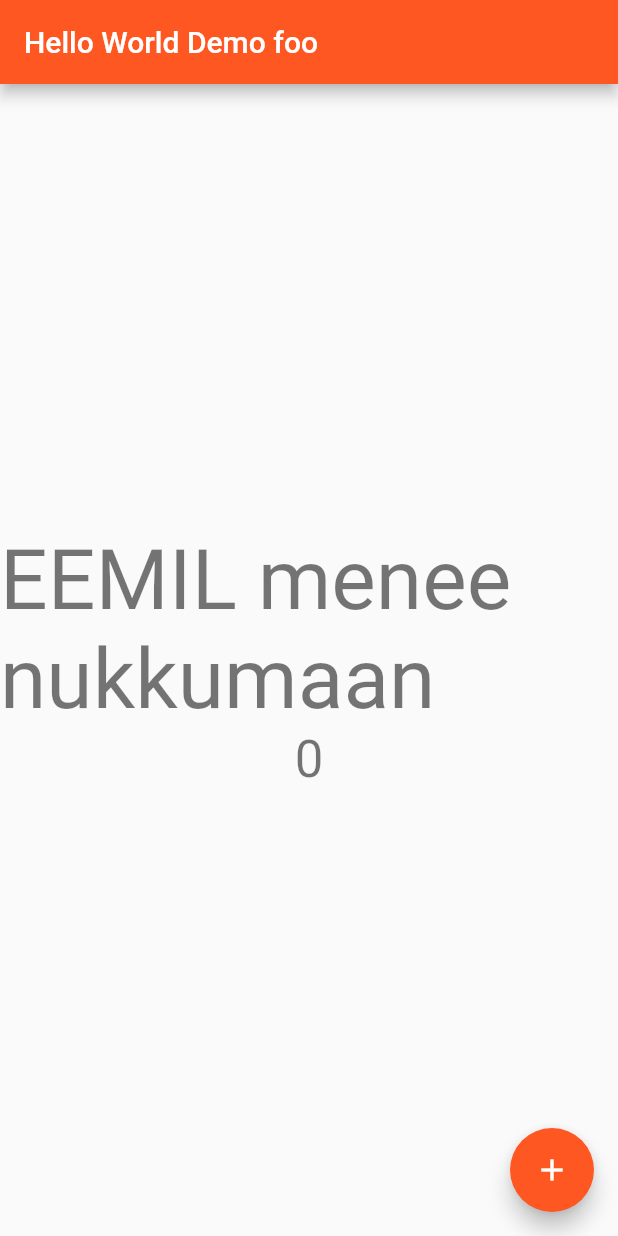
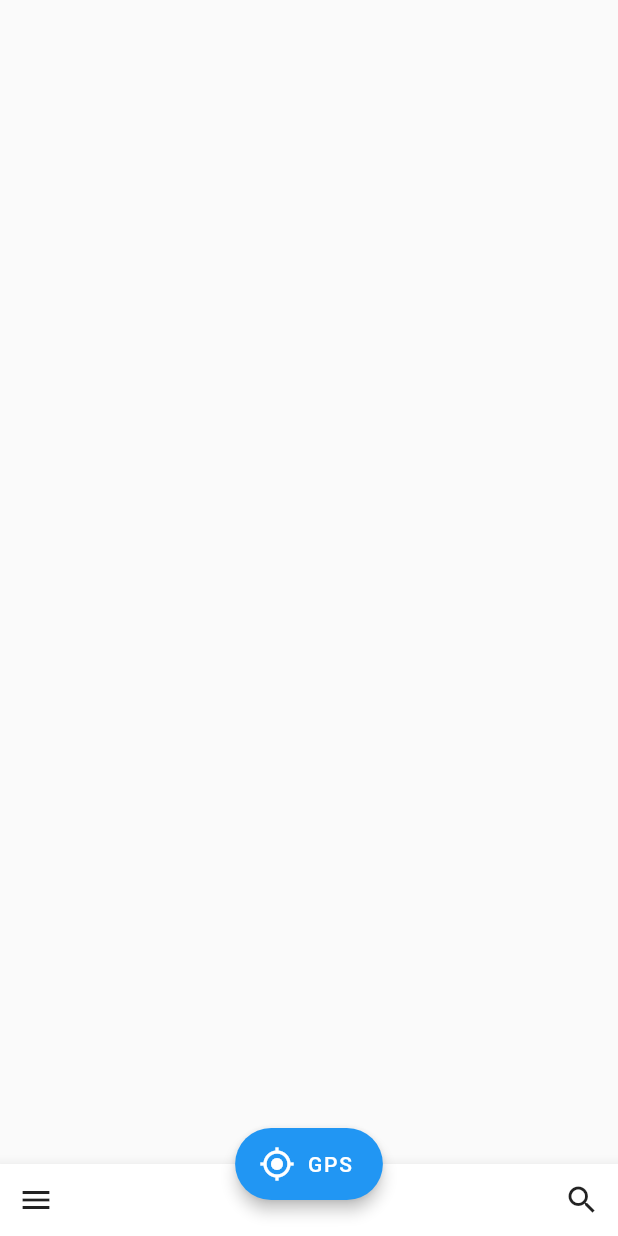
Before and after one commit to akaivola/flutter-hello-world, a Flutter app: the screen it shows after launch, on a phone screen of 412 x 824 dp. Run offline on Flutter 3.47's test engine with Material 2 defaults, Android fonts, the phone set to English and light mode, and no system bars; our stand-ins replace location.

Commit message:
Add mapbox-gl and location libs

```diff
--- a/lib/main.dart
+++ b/lib/main.dart
@@ -1,3 +1,4 @@
+import 'package:location/location.dart';
 import 'package:flutter/material.dart';
 
 void main() => runApp(MyApp());
@@ -20,56 +21,52 @@ class MyApp extends StatelessWidget {
         // is not restarted.
         primarySwatch: Colors.deepOrange,
       ),
-      home: MyHomePage(title: 'Hello World Demo foo'),
+      home: MultiMap(title: 'Multimap'),
     );
   }
 }
 
-class MyHomePage extends StatefulWidget {
-  MyHomePage({Key key, this.title}) : super(key: key);
-
-  // This widget is the home page of your application. It is stateful, meaning
-  // that it has a State object (defined below) that contains fields that affect
-  // how it looks.
-
-  // This class is the configuration for the state. It holds the values (in this
-  // case the title) provided by the parent (in this case the App widget) and
-  // used by the build method of the State. Fields in a Widget subclass are
-  // always marked "final".
-
+class MultiMap extends StatefulWidget {
+  MultiMap({Key key, this.title}) : super(key: key);
   final String title;
 
   @override
-  _MyHomePageState createState() => _MyHomePageState();
+  State createState() => _MultiMapState();
 }
 
-class _MyHomePageState extends State<MyHomePage> {
-  int _counter = 0;
-
-  void _incrementCounter() {
-    setState(() {
-      // This call to setState tells the Flutter framework that something has
-      // changed in this State, which causes it to rerun the build method below
-      // so that the display can reflect the updated values. If we changed
-      // _counter without calling setState(), then the build method would not be
-      // called again, and so nothing would appear to happen.
-      _counter += 2;
-    });
-  }
-
+class _MultiMapState extends State<MultiMap> {
   @override
   Widget build(BuildContext context) {
-    // This method is rerun every time setState is called, for instance as done
-    // by the _incrementCounter method above.
-    //
-    // The Flutter framework has been optimized to make rerunning build methods
-    // fast, so that you can just rebuild anything that needs updating rather
-    // than having to individually change instances of widgets.
     return Scaffold(
-      appBar: AppBar(
-        // Here we take the value from the MyHomePage object that was created by
-        // the App.build method, and use it to set our appbar title.
-        title: Text(widget.title),
+      floatingActionButton: FloatingActionButton.extended(
+        elevation: 4.0,
+        icon: const Icon(Icons.my_location),
+        label: const Text('GPS'),
+        backgroundColor: Colors.blue,
+        onPressed: () async {
+          final location = Location();
+          final hasPermissions = await location.hasPermission();
+          if (!hasPermissions) {
+            await location.requestPermission();
+          }
+        },
+      ),
+      floatingActionButtonLocation: FloatingActionButtonLocation.centerDocked,
+      bottomNavigationBar: BottomAppBar(
+        child: new Row(
+          mainAxisSize: MainAxisSize.max,
+          mainAxisAlignment: MainAxisAlignment.spaceBetween,
+          children: <Widget>[
+            IconButton(
+              icon: Icon(Icons.menu),
+              onPressed: () {},
+            ),
+            IconButton(
+              icon: Icon(Icons.search),
+              onPressed: () {},
+            )
+          ],
+        ),
       ),
       body: Center(
         // Center is a layout widget. It takes a single child and positions it
@@ -91,22 +88,9 @@ class _MyHomePageState extends State<MyHomePage> {
           // horizontal).
           mainAxisAlignment: MainAxisAlignment.center,
           children: <Widget>[
-            Text(
-              'EEMIL menee nukkumaan',
-              style: Theme.of(context).textTheme.display3,
-            ),
-            Text(
-              '$_counter',
-              style: Theme.of(context).textTheme.display1,
-            ),
           ],
         ),
       ),
-      floatingActionButton: FloatingActionButton(
-        onPressed: _incrementCounter,
-        tooltip: 'Increment',
-        child: Icon(Icons.add),
-      ), // This trailing comma makes auto-formatting nicer for build methods.
     );
   }
 }
--- a/pubspec.yaml
+++ b/pubspec.yaml
@@ -23,6 +23,9 @@ dependencies:
   # The following adds the Cupertino Icons font to your application.
   # Use with the CupertinoIcons class for iOS style icons.
   cupertino_icons: ^0.1.2
+
+  mapbox_gl: ^0.0.5
+  location: ^2.3.5
 
 dev_dependencies:
   flutter_test:
```
Also changed, not shown: pubspec.lock, 2 other files.
